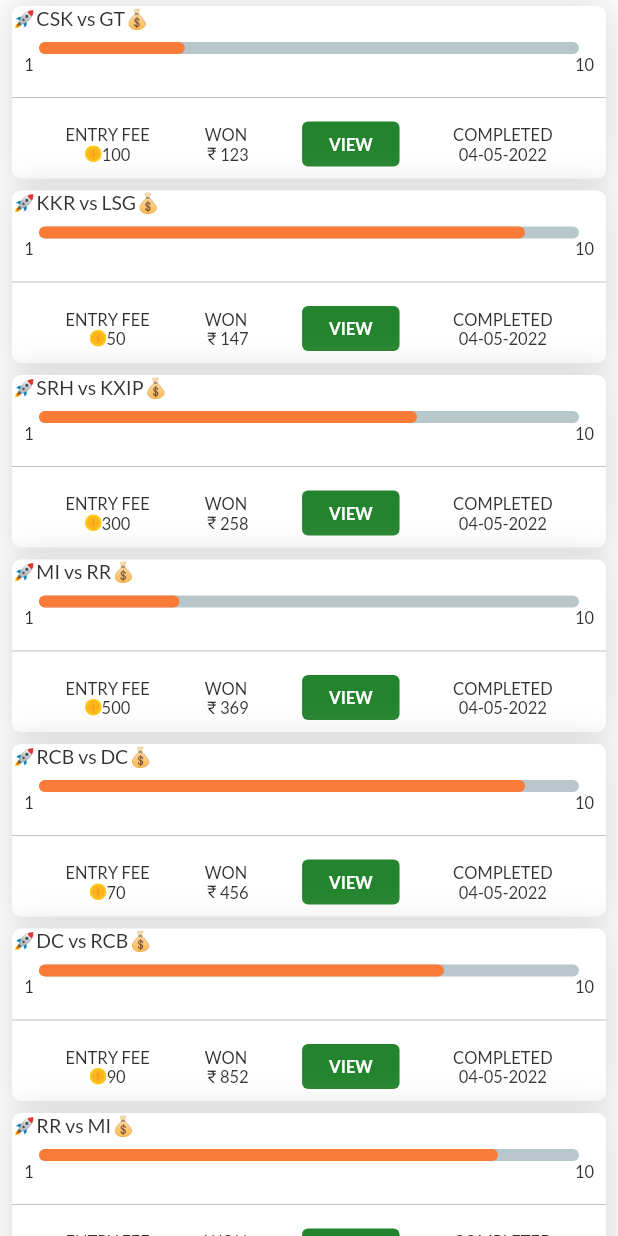
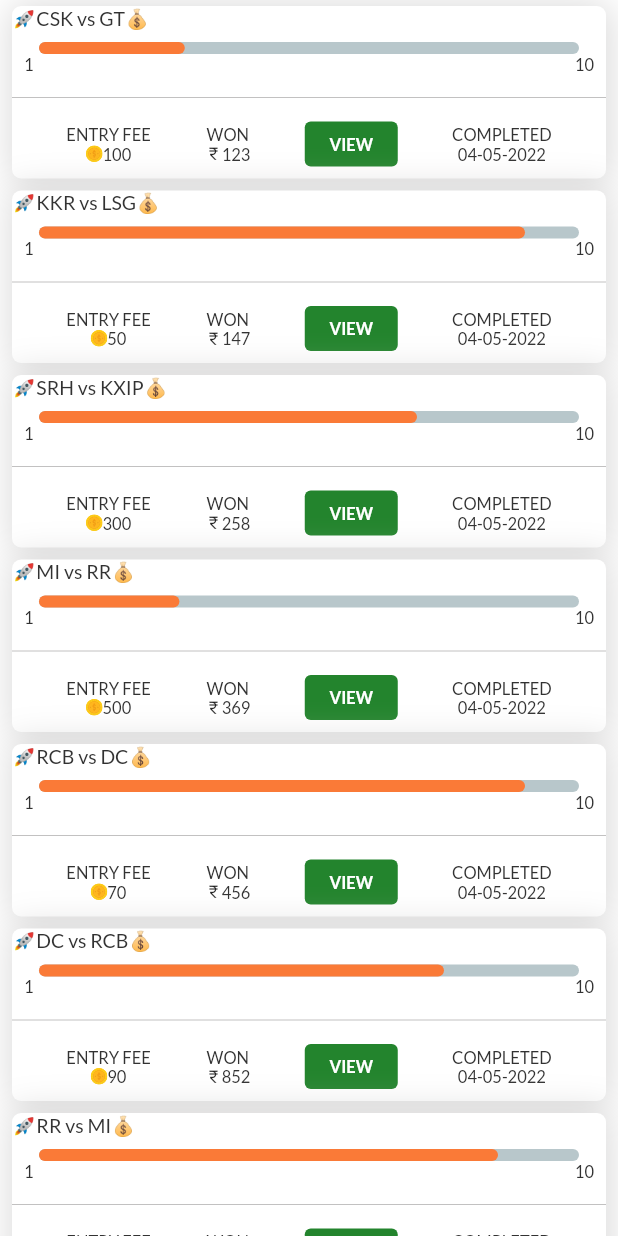
Before and after one commit to bijumondal18/fanex_flutter, a Flutter app: the HistoryFragment screen opened directly, on a phone screen of 412 x 824 dp. Run offline on Flutter 3.47's test engine with Material 2 defaults, Android fonts, the phone set to English and light mode, and no system bars; drawn by our look-alikes of percent_indicator; our stand-ins replace flutter_svg, flutter_swiper, font_awesome_flutter, google_fonts, webview_flutter; missing offline and left inert: custom_switch.

Commit message:
Custom View Button Widget created

```diff
--- a/lib/features/lobby/features/history_fragment/ui/history_fragment.dart
+++ b/lib/features/lobby/features/history_fragment/ui/history_fragment.dart
@@ -1,4 +1,5 @@
 import 'package:fanex_flutter/features/lobby/features/history_fragment/models/model.dart';
+import 'package:fanex_flutter/widgets/custom_view_button.dart';
 import 'package:flutter/cupertino.dart';
 import 'package:flutter/material.dart';
 import 'package:flutter_svg/svg.dart';
@@ -97,23 +98,7 @@ class _HistoryFragmentState extends State<HistoryFragment> {
                               )
                             ],
                           ),
-                          Container(
-                            height: 30,
-                            width: 65,
-                            child: ElevatedButton(
-                                style: ElevatedButton.styleFrom(
-                                  elevation: 0,
-                                  primary: AppColors.green,
-                                ),
-                                onPressed: () {},
-                                  child: Text("VIEW",
-                                      style: TextStyle(
-                                          fontSize: AppSizes.caption,
-                                          color: AppColors.white
-                                      )
-                                  )
-                            ),
-                          ),
+                          CustomViewButton(hintText: 'VIEW',),
                           Column(
                             children: [
                               Text("COMPLETED", style: Theme.of(context).textTheme.caption),
--- /dev/null
+++ b/lib/widgets/custom_view_button.dart
@@ -0,0 +1,31 @@
+import 'package:flutter/material.dart';
+
+import '../common/dimens.dart';
+import '../common/palette.dart';
+class CustomViewButton extends StatelessWidget {
+
+  final String hintText;
+
+  const CustomViewButton({required this.hintText});
+
+  @override
+  Widget build(BuildContext context) {
+    return Container(
+      height: 30,
+      width: 62,
+      child: ElevatedButton(
+          style: ElevatedButton.styleFrom(
+            elevation: 0,
+            primary: AppColors.green,
+          ),
+          onPressed: () {},
+          child: Text(hintText,
+              style: TextStyle(
+                  fontSize: AppSizes.caption,
+                  color: AppColors.white
+              )
+          )
+      ),
+    );
+  }
+}
```
